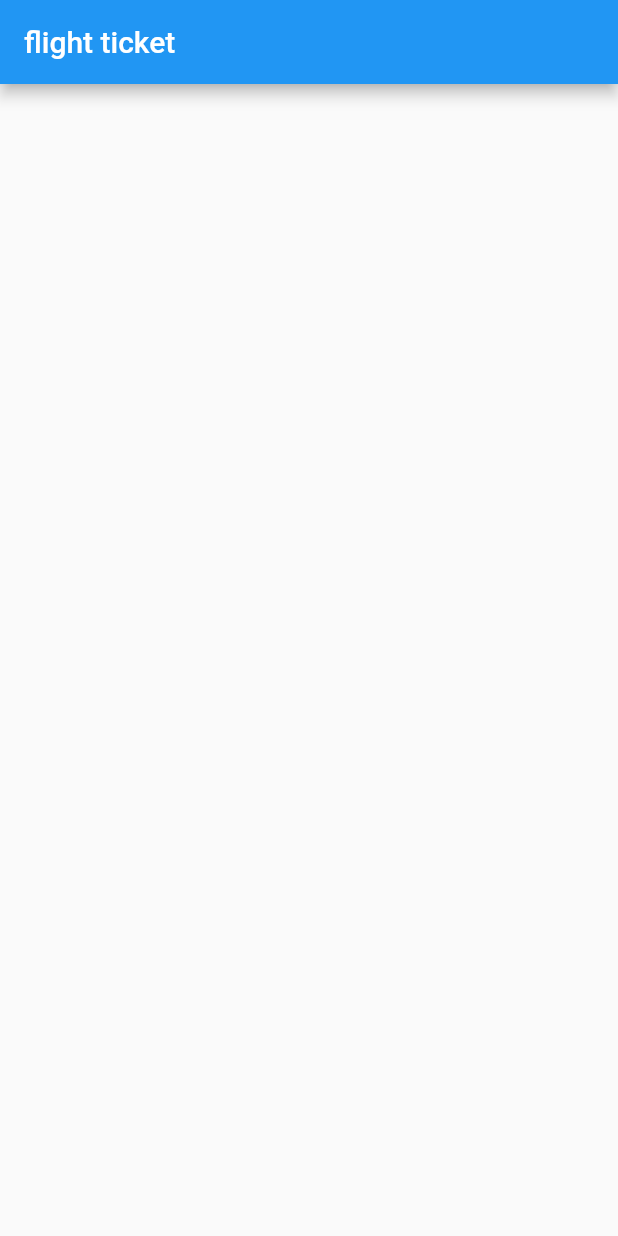
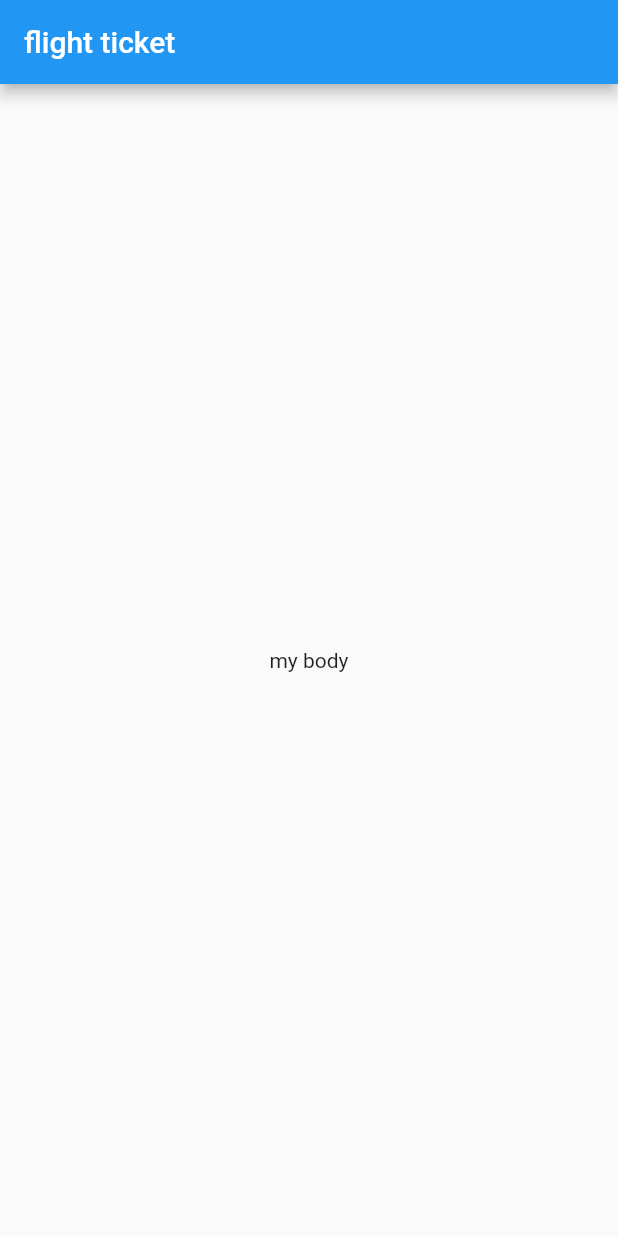
Before and after one commit to Adebayo2016/flight_ticket, a Flutter app: the screen it shows after launch, on a phone screen of 412 x 824 dp. Run offline on Flutter 3.47's test engine with Material 2 defaults, Android fonts, the phone set to English and light mode, and no system bars.

Commit message:
Updated commit

```diff
--- a/lib/screens/bottom_nav.dart
+++ b/lib/screens/bottom_nav.dart
@@ -14,6 +14,10 @@ class _BottomBarState extends State<BottomBar> {
       appBar: AppBar(
         title: const Text('flight ticket'),
       ),
+      body: Center(
+        child: Text("my body"),
+
+      ),
     );
   }
 }
```
